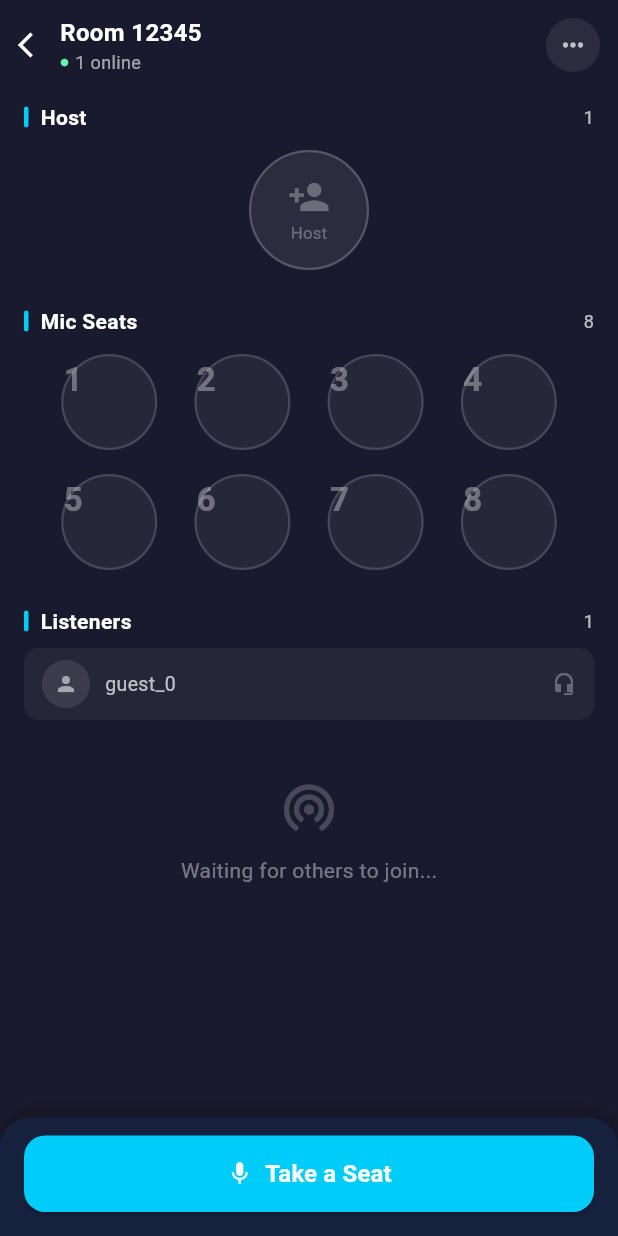
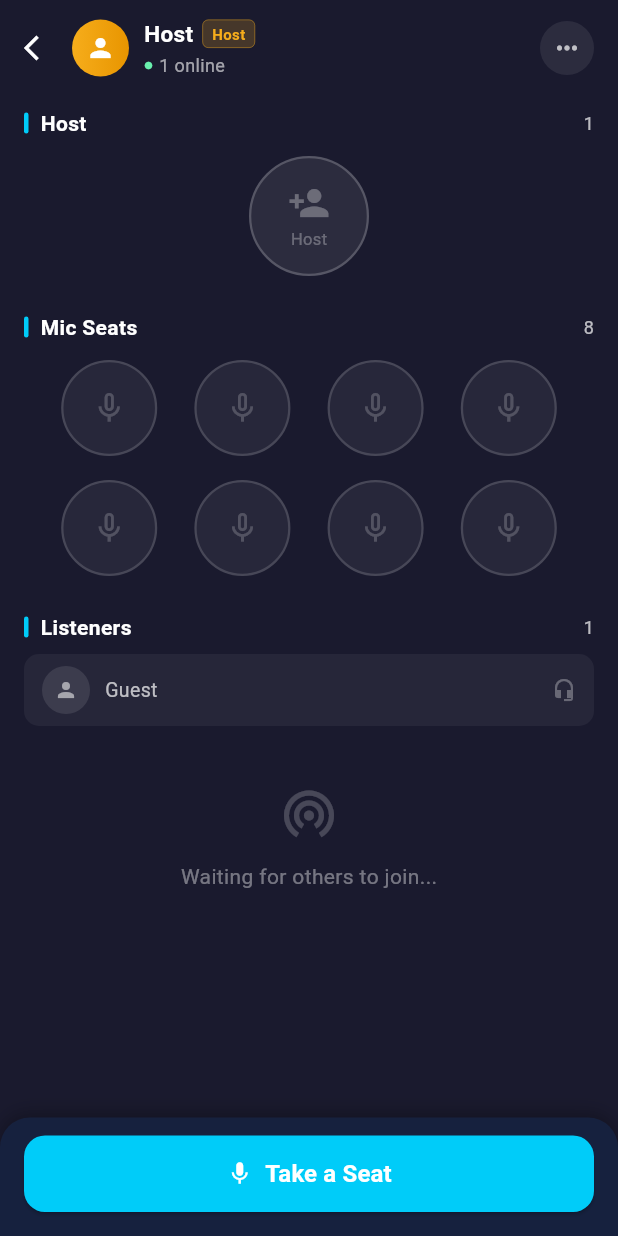
Before and after one commit to webzrtx/playtime, a Flutter app: the VoiceRoomScreen screen opened by its route, on a phone screen of 412 x 824 dp. Run offline on Flutter 3.47's test engine with Material 3 defaults, Android fonts, the phone set to English and light mode, and no system bars; our stand-ins replace permission_handler; missing offline and left inert: tencent_rtc_sdk.

Commit message:
fix: display real usernames, WePlay-style header with host avatar+badge, remove seat numbers

```diff
--- a/lib/screens/voice_room_screen.dart
+++ b/lib/screens/voice_room_screen.dart
@@ -35,6 +35,12 @@ class _VoiceRoomScreenState extends State<VoiceRoomScreen> {
     return 'guest_${DateTime.now().millisecondsSinceEpoch.remainder(100000)}';
   }
 
+  String _getDisplayName() {
+    final user = Provider.of<UserModel>(context, listen: false);
+    if (user.username.isNotEmpty) return user.username;
+    return 'Guest';
+  }
+
   @override
   void initState() {
     super.initState();
@@ -49,12 +55,13 @@ class _VoiceRoomScreenState extends State<VoiceRoomScreen> {
     }
     try {
       final userId = _getUserId();
+      final displayName = _getDisplayName();
       _lastUserId = userId;
       await _trtc.initialize();
       if (widget.isHost) {
-        await _trtc.createRoom(roomId: _roomId, userId: userId);
+        await _trtc.createRoom(roomId: _roomId, userId: userId, displayName: displayName);
       } else {
-        await _trtc.joinRoom(roomId: _roomId, userId: userId);
+        await _trtc.joinRoom(roomId: _roomId, userId: userId, displayName: displayName);
       }
       _trtc.addListener(_onUpdate);
       if (mounted) setState(() => _isJoined = true);
@@ -118,7 +125,7 @@ class _VoiceRoomScreenState extends State<VoiceRoomScreen> {
         child: Column(
           children: [
             // -- Top bar --
-            _buildTopBar(totalCount),
+            _buildTopBar(totalCount, anchors.isNotEmpty ? anchors.first : null),
 
             // -- Error banner --
             if (_trtc.lastError != null)
@@ -194,24 +201,56 @@ class _VoiceRoomScreenState extends State<VoiceRoomScreen> {
 
   // ── Top Bar ────────────────────────────────────────────────────────
 
-  Widget _buildTopBar(int totalCount) {
+  Widget _buildTopBar(int totalCount, Participant? host) {
     return Container(
-      padding: const EdgeInsets.symmetric(horizontal: 12, vertical: 10),
+      padding: const EdgeInsets.symmetric(horizontal: 16, vertical: 12),
       child: Row(
         children: [
           GestureDetector(
             onTap: _leaveRoom,
             child: const Icon(Icons.arrow_back_ios, color: Colors.white, size: 20),
           ),
-          const SizedBox(width: 8),
+          const SizedBox(width: 12),
+          // Host avatar
+          Container(
+            width: 38, height: 38,
+            decoration: BoxDecoration(
+              shape: BoxShape.circle,
+              gradient: const LinearGradient(
+                colors: [_gold, Color(0xFFE89500)],
+              ),
+            ),
+            child: const Icon(Icons.person, color: Colors.white, size: 20),
+          ),
+          const SizedBox(width: 10),
           Expanded(
             child: Column(
               crossAxisAlignment: CrossAxisAlignment.start,
               children: [
-                Text(
-                  'Room $_roomId',
-                  style: const TextStyle(color: Colors.white, fontSize: 16, fontWeight: FontWeight.w600),
+                Row(
+                  children: [
+                    Flexible(
+                      child: Text(
+                        host?.label ?? 'Host',
+                        style: const TextStyle(color: Colors.white, fontSize: 15, fontWeight: FontWeight.w600),
+                        maxLines: 1,
+                        overflow: TextOverflow.ellipsis,
+                      ),
+                    ),
+                    const SizedBox(width: 6),
+                    Container(
+                      padding: const EdgeInsets.symmetric(horizontal: 6, vertical: 2),
+                      decoration: BoxDecoration(
+                        color: _gold.withOpacity(0.2),
+                        borderRadius: BorderRadius.circular(4),
+                        border: Border.all(color: _gold.withOpacity(0.5), width: 0.5),
+                      ),
+                      child: const Text('Host',
+                          style: TextStyle(color: _gold, fontSize: 10, fontWeight: FontWeight.w600)),
+                    ),
+                  ],
                 ),
+                const SizedBox(height: 2),
                 Row(
                   children: [
                     const Icon(Icons.circle, size: 6, color: Colors.greenAccent),
@@ -266,7 +305,7 @@ class _VoiceRoomScreenState extends State<VoiceRoomScreen> {
                       ),
                       const SizedBox(height: 2),
                       Text(
-                        owner.userId.length > 8 ? '${owner.userId.substring(0, 6)}..' : owner.userId,
+                        owner.label,
                         style: const TextStyle(color: Colors.white, fontSize: 10),
                         maxLines: 1,
                         overflow: TextOverflow.ellipsis,
@@ -504,23 +543,14 @@ class _SeatCircle extends StatelessWidget {
                   ),
                   const SizedBox(height: 4),
                   Text(
-                    (p?.userId.length ?? 0) > 8
-                        ? '${p!.userId.substring(0, 6)}..'
-                        : (p?.userId ?? ''),
+                    p?.label ?? '',
                     style: const TextStyle(color: Colors.white70, fontSize: 9),
                     maxLines: 1,
                     overflow: TextOverflow.ellipsis,
                   ),
                 ],
               )
-            : Text(
-                '$seatNum',
-                style: TextStyle(
-                  color: Colors.white.withOpacity(0.35),
-                  fontSize: 22,
-                  fontWeight: FontWeight.w600,
-                ),
-              ),
+            : Icon(Icons.mic_none, color: Colors.white.withOpacity(0.2), size: 24),
       ),
     );
   }
@@ -549,7 +579,7 @@ class _AudienceRow extends StatelessWidget {
             child: const Icon(Icons.person, size: 16, color: Colors.white54),
           ),
           const SizedBox(width: 10),
-          Text(participant.userId,
+          Text(participant.label,
               style: const TextStyle(color: Colors.white70, fontSize: 13)),
           const Spacer(),
           Icon(Icons.headset_mic, size: 16, color: Colors.white.withOpacity(0.3)),
```
Also changed, not shown: lib/services/trtc_service.dart (+20 -4 lines).
